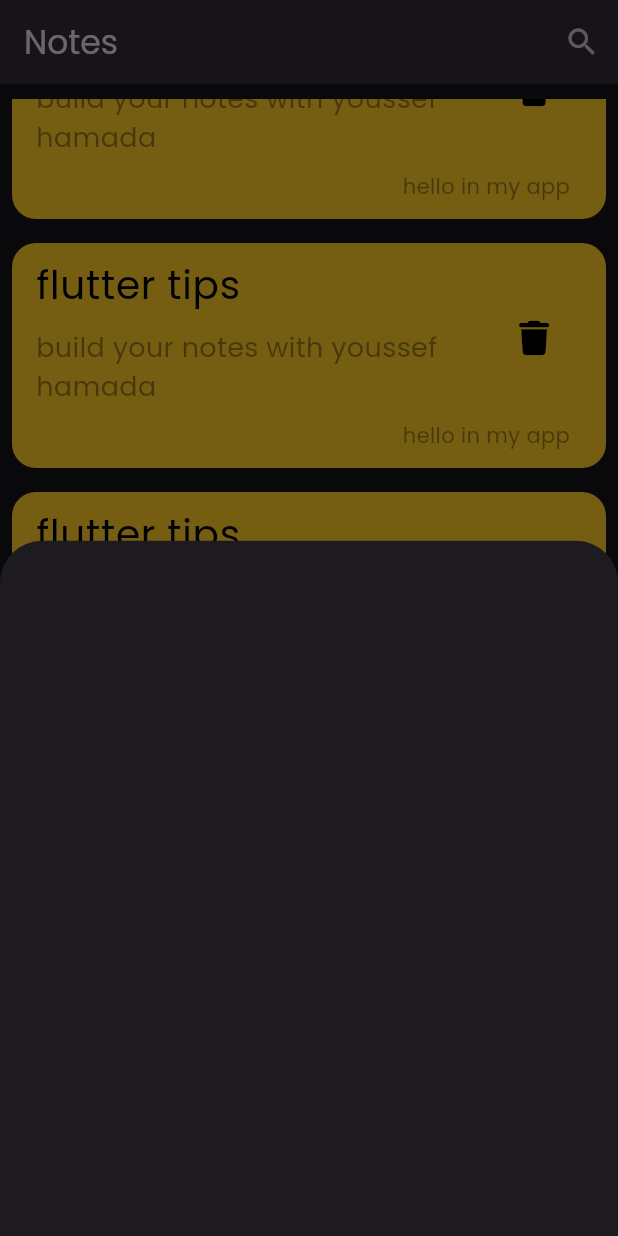
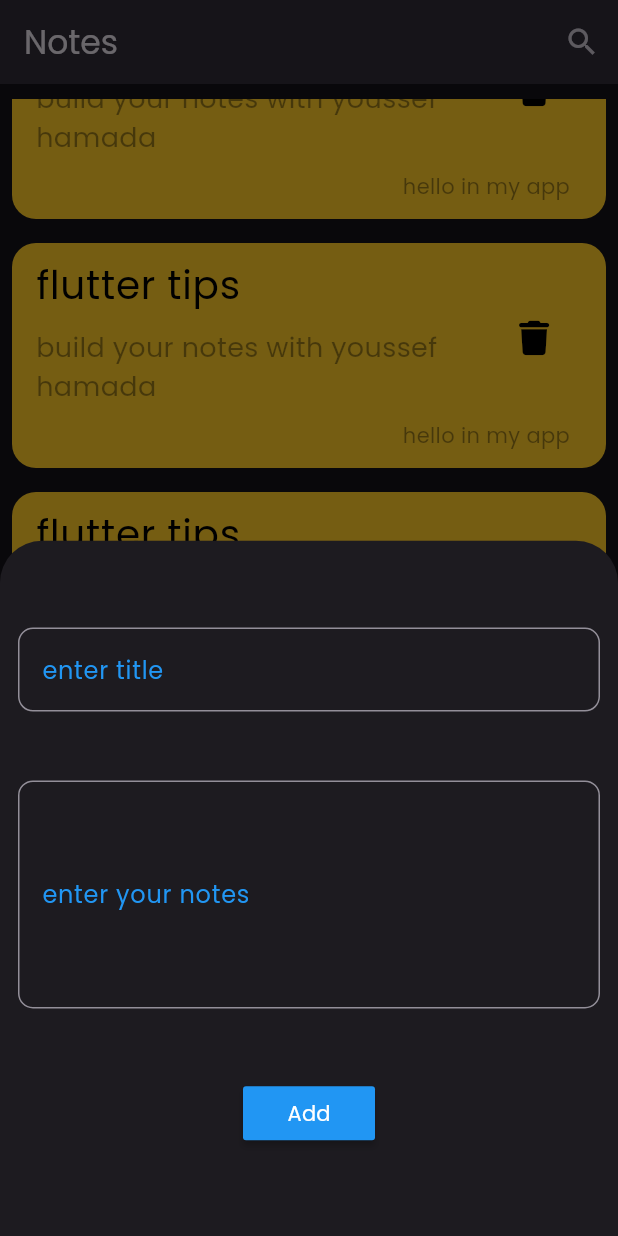
Before and after one commit to YoussefHamada-cs/my_nodes, a Flutter app: the screen it shows after launch, scrolled down 576 dp, after a tap on the "add" icon, on a phone screen of 412 x 824 dp. Run offline on Flutter 3.47's test engine with Material 3 defaults, Android fonts, the phone set to English and light mode, and no system bars; our stand-ins replace font_awesome_flutter.

Commit message:
add 2 textfromfield and material button to notes bottom sheet

```diff
--- a/lib/views/widget/add_show_model_sheet.dart
+++ b/lib/views/widget/add_show_model_sheet.dart
@@ -1,10 +1,65 @@
 import 'package:flutter/material.dart';
 
 class AddShowModelBottomSheet extends StatelessWidget {
-  const AddShowModelBottomSheet({super.key});
+  const AddShowModelBottomSheet({
+    super.key,
+  });
 
   @override
   Widget build(BuildContext context) {
-    return Container();
+    return Padding(
+      padding: const EdgeInsets.all(12.0),
+      child: Column(
+        mainAxisAlignment: MainAxisAlignment.spaceEvenly,
+        children: [
+          TextFormField(
+            decoration: InputDecoration(
+              labelText: 'enter title',
+              labelStyle: const TextStyle(color: Colors.blue),
+              border: OutlineInputBorder(
+                borderRadius: BorderRadius.circular(10),
+              ),
+              focusedBorder: const OutlineInputBorder(
+                borderSide: BorderSide(color: Colors.blue, width: 2.0),
+              ),
+              //  filled: true,
+              //  fillColor: Colors.grey,
+            ),
+            validator: (value) {
+              if (value == null || value.isEmpty) {
+                return 'Please enter some text';
+              }
+              return null;
+            },
+          ),
+          TextFormField(
+            maxLines: 5,
+            decoration: InputDecoration(
+              labelText: 'enter your notes',
+              labelStyle: const TextStyle(color: Colors.blue),
+              border: OutlineInputBorder(
+                borderRadius: BorderRadius.circular(10),
+              ),
+              focusedBorder: const OutlineInputBorder(
+                borderSide: BorderSide(color: Colors.blue, width: 2.0),
+              ),
+              // filled: true,
+              // fillColor: Colors.grey,
+            ),
+            validator: (value) {
+              if (value == null || value.isEmpty) {
+                return 'Please enter some text';
+              }
+              return null;
+            },
+          ),
+          MaterialButton(
+            color: Colors.blue,
+            onPressed: () {},
+            child: const Text('Add'),
+          )
+        ],
+      ),
+    );
   }
 }
```
Also changed, not shown: lib/views/notes_view.dart (line endings or trailing spaces).
